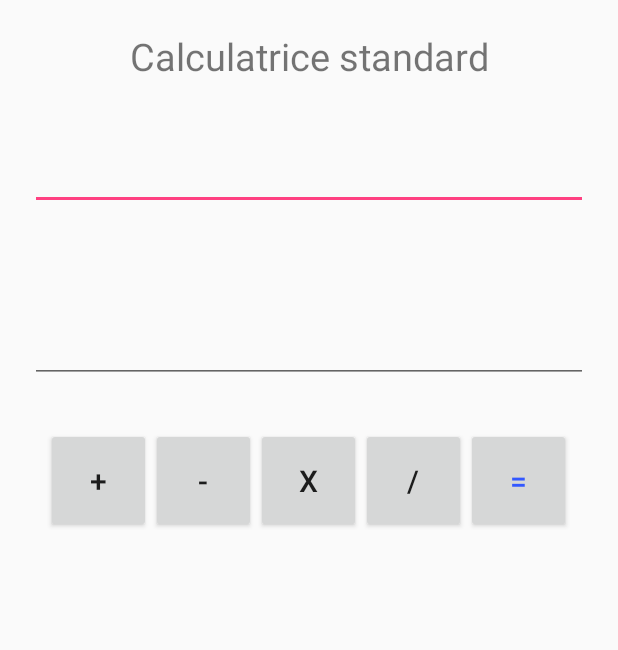
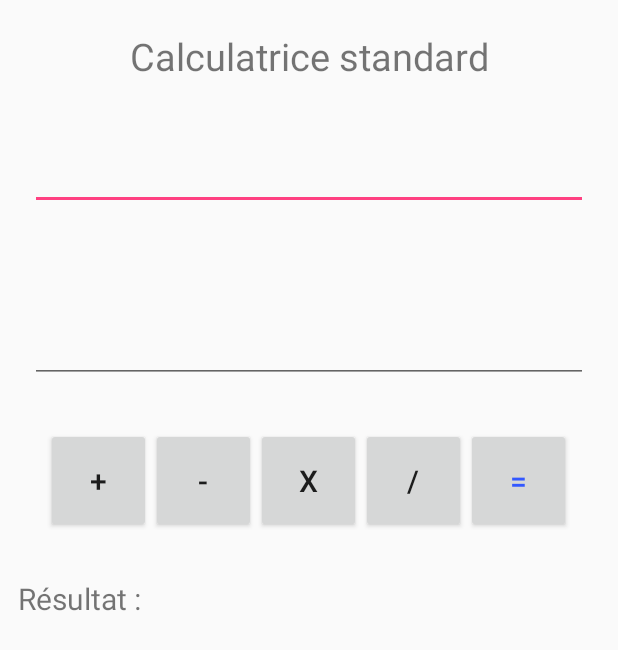
Before and after one commit to loicdelaunay/AndroidStudio_BTSSIO1_Calculator, an Android app: the layout layout_calc_stand.xml on its own in the app's theme, with its tools: preview values and no code run, on a phone screen of 412 x 824 dp. Shown: the top 650 px of the screen. Run offline under Robolectric (Android 15) with nearby library versions, the phone set to English and light mode, and no system bars.

Commit message:
End of the realisation of the layouts

```diff
--- a/app/src/main/res/layout/layour_calc_stand.xml
+++ b/app/src/main/res/layout/layout_calc_stand.xml
@@ -13,7 +13,7 @@
             android:layout_height="wrap_content"
             android:text="Calculatrice standard"
             android:gravity="center"
-            android:textSize="25dp"/>
+            android:textSize="25sp"/>
     </FrameLayout>
 
     <FrameLayout
@@ -51,33 +51,50 @@
             android:layout_width="70dp"
             android:layout_height="70dp"
             android:text="+"
-            android:textSize="20dp"/>
+            android:textSize="20sp"/>
         <Button
             android:id="@+id/buttonMoins"
             android:layout_width="70dp"
             android:layout_height="70dp"
             android:text="-"
-            android:textSize="20dp"/>
+            android:textSize="20sp"/>
         <Button
             android:id="@+id/buttonFois"
             android:layout_width="70dp"
             android:layout_height="70dp"
             android:text="x"
-            android:textSize="20dp"/>
+            android:textSize="20sp"/>
         <Button
             android:id="@+id/buttonDiv"
             android:layout_width="70dp"
             android:layout_height="70dp"
             android:text="/"
-            android:textSize="20dp"/>
+            android:textSize="20sp"/>
         <Button
             android:id="@+id/buttonEgal"
             android:layout_width="70dp"
             android:layout_height="70dp"
             android:text="="
-            android:textSize="20dp"
+            android:textSize="20sp"
             android:textColor="#3358ff"/>
+    </LinearLayout>
 
+    <LinearLayout
+        android:layout_width="match_parent"
+        android:layout_height="wrap_content"
+        android:gravity="center"
+        android:orientation="horizontal">
+        <TextView
+            android:id="@+id/textResult"
+            android:layout_width="105dp"
+            android:layout_height="67dp"
+            android:text="Résultat :"
+            android:textSize="20sp"
+            android:gravity="center"/>
+        <TextView
+            android:id="@+id/textAffichResult"
+            android:layout_width="match_parent"
+            android:layout_height="67dp" />
     </LinearLayout>
 
 </LinearLayout>
```
Also changed, not shown: app/src/main/java/thlaurebtssio/calculator/MainActivity.java (+12 -0 lines), app/src/main/res/layout/activity_main.xml (+6 -6 lines), app/src/main/res/layout/layout_calc_dev.xml (added, +100 -0 lines).
